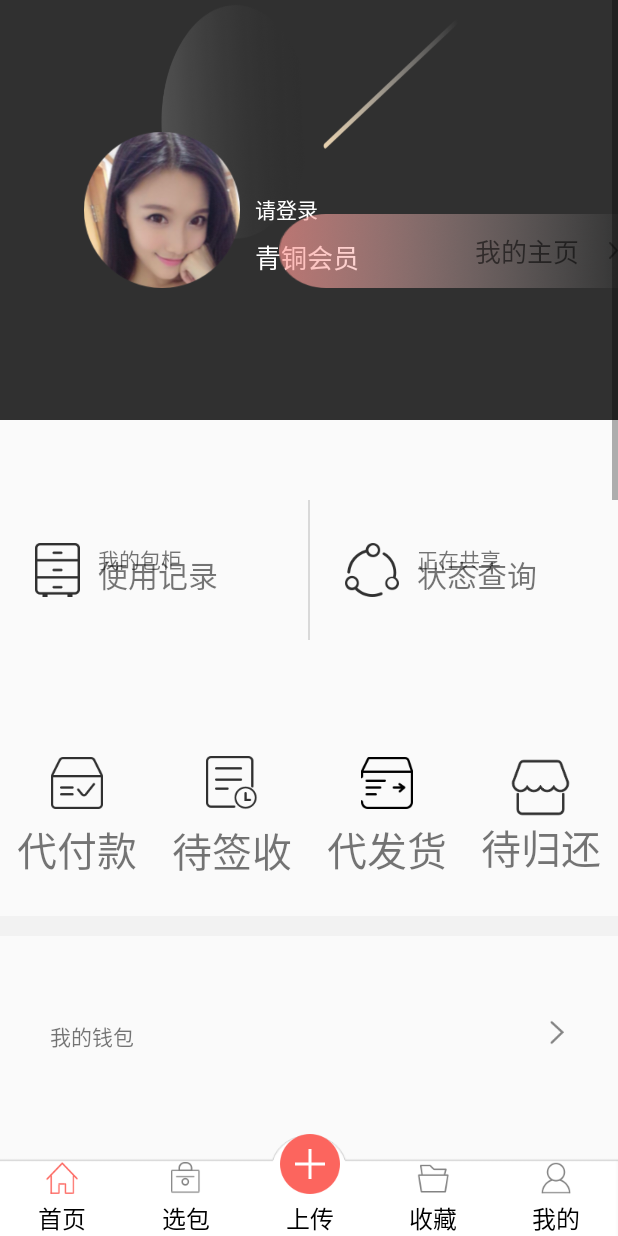
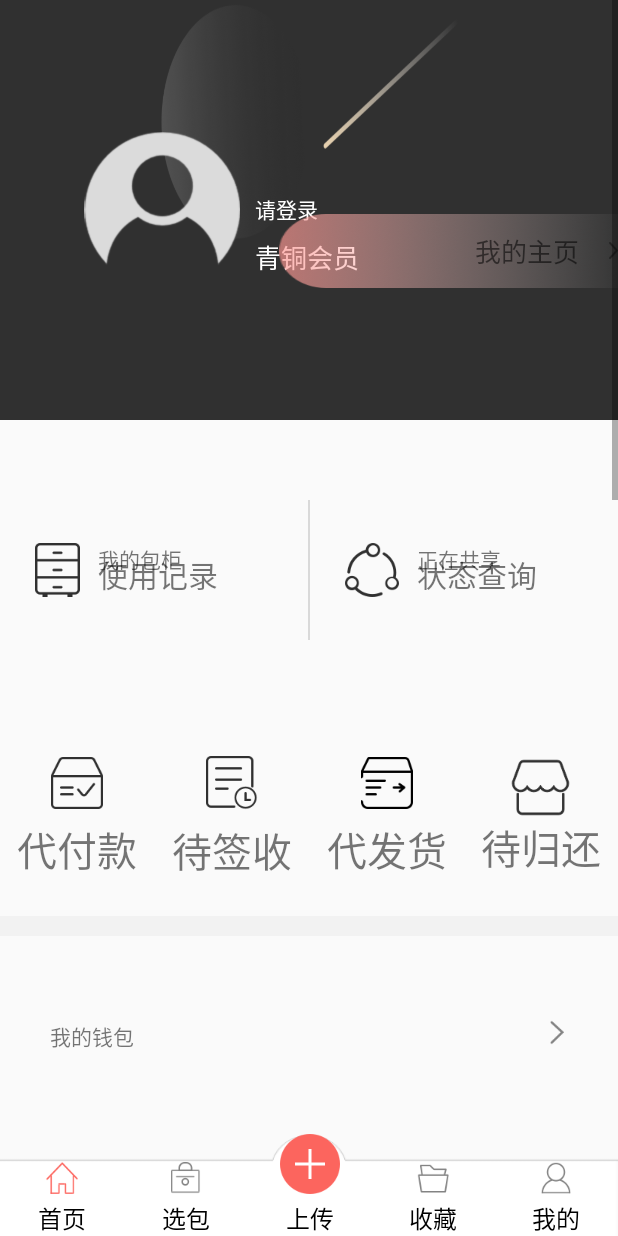
Before and after one commit to luxiaozhao/MyShareBagss, an Android app: the fragment MineFragment placed in its activity, on a phone screen of 412 x 824 dp. Run offline under Robolectric (Android 15) with nearby library versions, the phone set to English and light mode, and no system bars; our stand-ins replace ButterKnife; libraries missing offline, so code that uses them is left out: com.scwang.smartrefresh, com.zhouwei.mzbanner; pictures from the network do not load; 4 statements that could not run were skipped.

Commit message:
登录完成

```diff
--- a/app/src/main/res/layout/china_fragment.xml
+++ b/app/src/main/res/layout/china_fragment.xml
@@ -24,7 +24,7 @@
                     android:layout_alignParentStart="true"
                     android:layout_centerVertical="true"
                     android:layout_marginStart="84px"
-                    android:src="@drawable/touxiang3" />
+                    android:src="@drawable/touxiang22" />
 
                 <TextView
                     android:id="@+id/mine_name"
```
Also changed, not shown: app/src/main/res/drawable/touxiang11.png (added), app/src/main/res/drawable/touxiang22.png (added).
